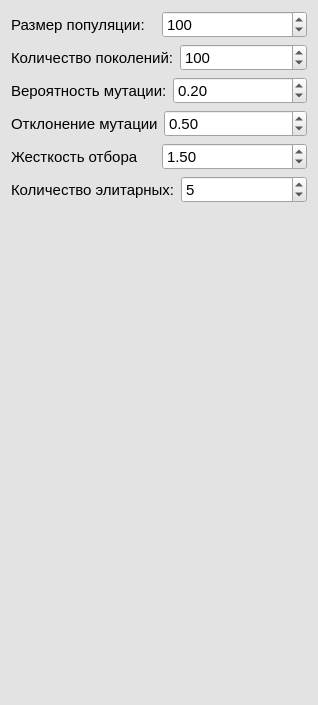
Qt form src/views/options_views/ui/genetic_algorithm.ui (Bagdad1970/SearchingOptimization) before a commit.
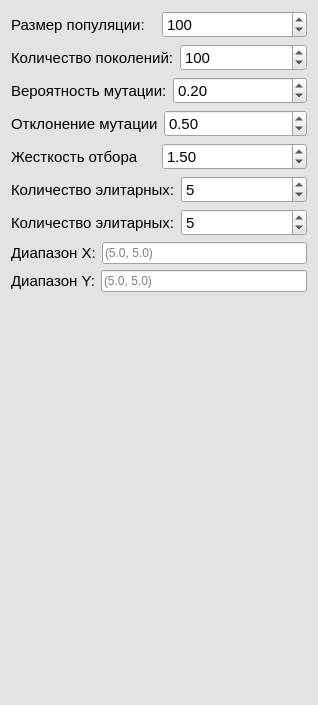
The same form after that commit.

Commit message: Add fields for ranges to genetic algorithm

```diff
--- a/src/views/options_views/ui/genetic_algorithm.ui
+++ b/src/views/options_views/ui/genetic_algorithm.ui
@@ -672,6 +672,89 @@
      </item>
     </layout>
    </item>
+   <item>
+    <layout class="QHBoxLayout" name="horizontalLayout_3">
+     <item>
+      <widget class="QLabel" name="label_8">
+       <property name="font">
+        <font>
+         <pointsize>11</pointsize>
+        </font>
+       </property>
+       <property name="text">
+        <string>Количество элитарных:</string>
+       </property>
+      </widget>
+     </item>
+     <item>
+      <widget class="QSpinBox" name="elite_count_2">
+       <property name="font">
+        <font>
+         <pointsize>11</pointsize>
+        </font>
+       </property>
+       <property name="minimum">
+        <number>0</number>
+       </property>
+       <property name="maximum">
+        <number>100</number>
+       </property>
+       <property name="singleStep">
+        <number>1</number>
+       </property>
+       <property name="value">
+        <number>5</number>
+       </property>
+      </widget>
+     </item>
+    </layout>
+   </item>
+   <item>
+    <layout class="QHBoxLayout" name="horizontalLayout_8">
+     <item>
+      <widget class="QLabel" name="label_9">
+       <property name="font">
+        <font>
+         <pointsize>11</pointsize>
+        </font>
+       </property>
+       <property name="text">
+        <string>Диапазон X:</string>
+       </property>
+      </widget>
+     </item>
+     <item>
+      <widget class="QLineEdit" name="x_range">
+       <property name="placeholderText">
+        <string>(5.0, 5.0)</string>
+       </property>
+      </widget>
+     </item>
+    </layout>
+   </item>
+   <item>
+    <layout class="QHBoxLayout" name="horizontalLayout_9">
+     <item>
+      <widget class="QLabel" name="label_10">
+       <property name="font">
+        <font>
+         <pointsize>11</pointsize>
+        </font>
+       </property>
+       <property name="text">
+        <string>Диапазон Y:</string>
+       </property>
+      </widget>
+     </item>
+     <item>
+      <widget class="QLineEdit" name="y_range">
+       <property name="placeholderText">
+        <string>(5.0, 5.0)</string>
+       </property>
+      </widget>
+     </item>
+    </layout>
+   </item>
    <item>
     <spacer name="verticalSpacer">
      <property name="orientation">
```
The commit also changes 2 other files.
